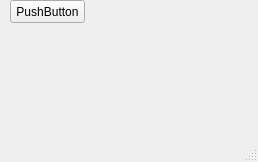
Qt form app/mainwindow.ui (A2va/Vidup) before a commit.
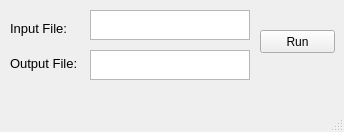
The same form after that commit.

Commit message: ui: Implement basic ui

What changed in the file:
```diff
--- a/app/mainwindow.ui
+++ b/app/mainwindow.ui
@@ -6,25 +6,87 @@
    <rect>
     <x>0</x>
     <y>0</y>
-    <width>258</width>
-    <height>162</height>
+    <width>344</width>
+    <height>132</height>
    </rect>
   </property>
   <property name="windowTitle">
    <string>MainWindow</string>
   </property>
   <widget class="QWidget" name="centralwidget">
-   <widget class="QPushButton" name="testButton">
+   <widget class="QLabel" name="label">
     <property name="geometry">
      <rect>
       <x>10</x>
-      <y>0</y>
+      <y>20</y>
+      <width>60</width>
+      <height>16</height>
+     </rect>
+    </property>
+    <property name="font">
+     <font>
+      <pointsize>10</pointsize>
+     </font>
+    </property>
+    <property name="text">
+     <string>Input File:</string>
+    </property>
+   </widget>
+   <widget class="QLabel" name="label_2">
+    <property name="geometry">
+     <rect>
+      <x>10</x>
+      <y>55</y>
+      <width>70</width>
+      <height>16</height>
+     </rect>
+    </property>
+    <property name="font">
+     <font>
+      <pointsize>10</pointsize>
+     </font>
+    </property>
+    <property name="text">
+     <string>Output File:</string>
+    </property>
+    <property name="textFormat">
+     <enum>Qt::PlainText</enum>
+    </property>
+    <property name="scaledContents">
+     <bool>false</bool>
+    </property>
+   </widget>
+   <widget class="QTextBrowser" name="inputFile">
+    <property name="geometry">
+     <rect>
+      <x>90</x>
+      <y>10</y>
+      <width>160</width>
+      <height>30</height>
+     </rect>
+    </property>
+   </widget>
+   <widget class="QTextBrowser" name="outputFile">
+    <property name="geometry">
+     <rect>
+      <x>90</x>
+      <y>50</y>
+      <width>160</width>
+      <height>30</height>
+     </rect>
+    </property>
+   </widget>
+   <widget class="QPushButton" name="runButton">
+    <property name="geometry">
+     <rect>
+      <x>260</x>
+      <y>30</y>
       <width>75</width>
       <height>23</height>
      </rect>
     </property>
     <property name="text">
-     <string>PushButton</string>
+     <string>Run</string>
     </property>
    </widget>
   </widget>
```
Left out of the diff: 2 changed lines with no effect on the pictures.
